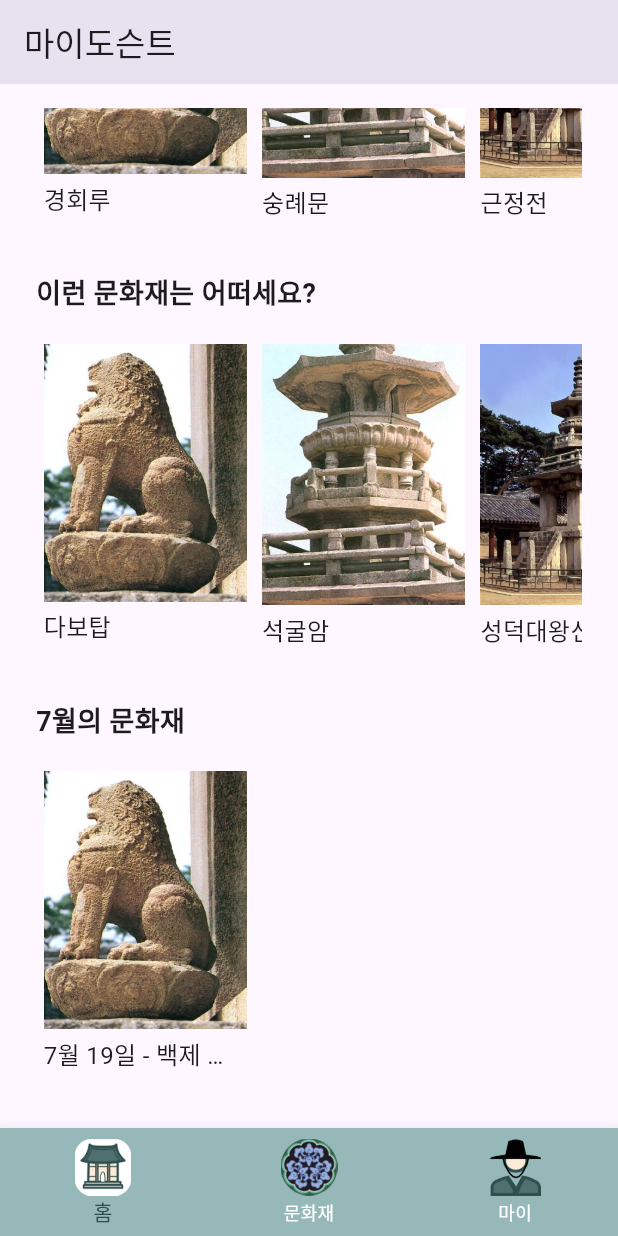
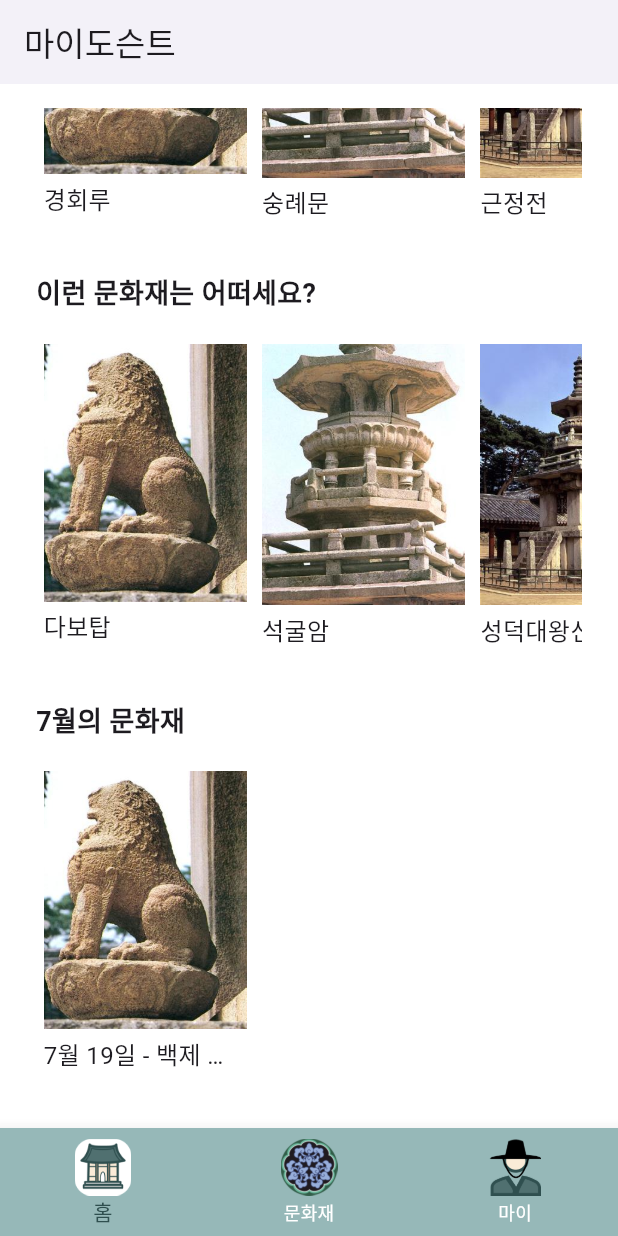
Before and after one commit to qkrtnwjd4212/sw_univ_digital_competition, a Flutter app: the screen it shows after launch, scrolled down 191 dp, on a phone screen of 412 x 824 dp. Run offline on Flutter 3.47's test engine with Material 3 defaults, Android fonts, the phone set to English and light mode, and no system bars; drawn by our look-alikes of carousel_slider; our stand-ins replace firebase_core, flutter_dotenv, geolocator, get, google_sign_in, just_audio; missing offline and left inert: flutter_naver_login, flutter_naver_map, xml2json; accounts and stored records are empty.

Commit message:
feat/#9/페이지 백그라운드 색상 변경

```diff
--- a/lib/screen/Heritage/HeritagePage.dart
+++ b/lib/screen/Heritage/HeritagePage.dart
@@ -75,6 +75,7 @@ class _HeritagePageState extends State<HeritagePage> {
   @override
   Widget build(BuildContext context) {
     return Scaffold(
+      backgroundColor: Colors.white,
       body: Stack(
         children: [
           NaverMap(
@@ -114,7 +115,7 @@ class _HeritagePageState extends State<HeritagePage> {
                     child: TextField(
                       cursorColor: Color(0xff729493),
                       decoration: InputDecoration(
-                        hintText: '문화재명, 키워드, 지역 검색',
+                        hintText: '문화재를 입력하세요',
                         hintStyle: TextStyle(
                           color: Color(0xffCACACA),
                           fontSize: 18,
--- a/lib/screen/home/HomePage.dart
+++ b/lib/screen/home/HomePage.dart
@@ -26,8 +26,10 @@ class _HomePageState extends State<HomePage> {
   @override
   Widget build(BuildContext context) {
     return Scaffold(
+      backgroundColor: Colors.white,
       appBar: AppBar(
         title: Text('마이도슨트'),
+        backgroundColor: Colors.white,
       ),
       body: Padding(
           padding: const EdgeInsets.symmetric(vertical: 16, horizontal: 8),
```
